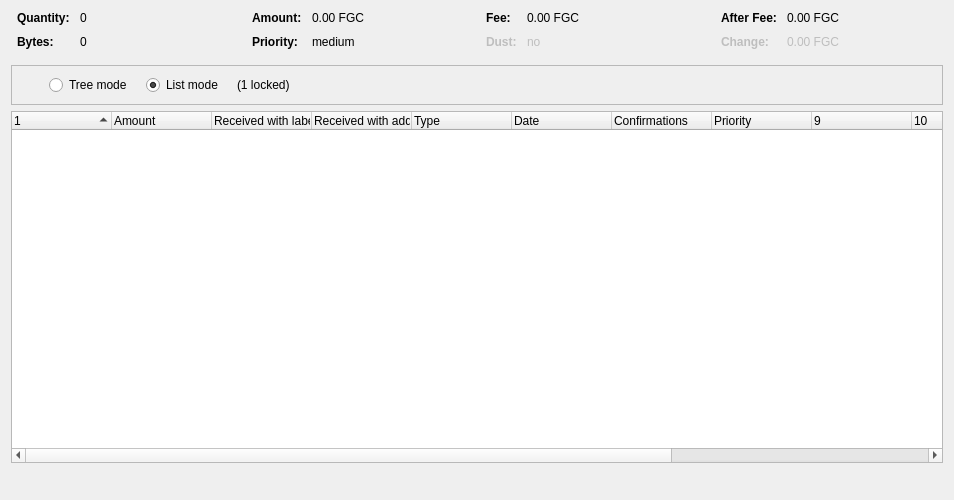
Old version of the form src/qt/forms/coincontroldialog.ui in the repository FantasyGold/FantasyGold-Core.
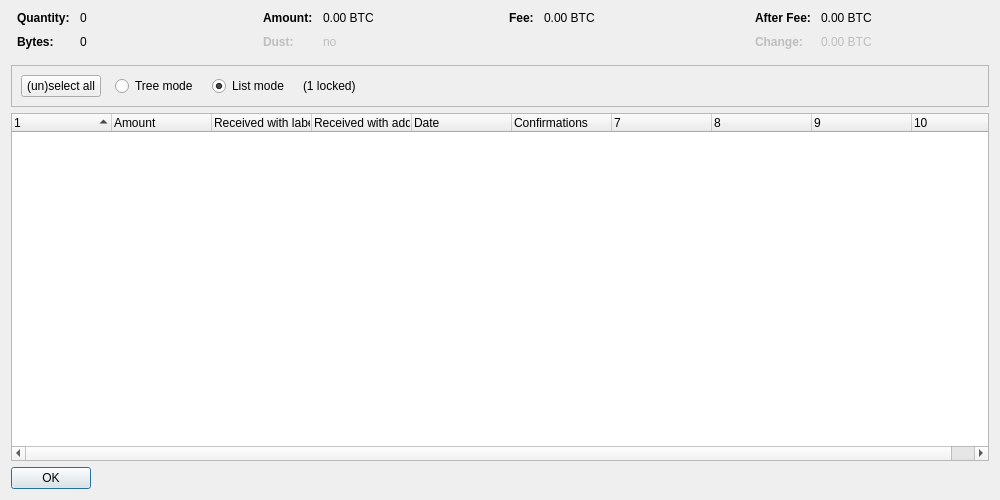
New version of the form. Custom widgets are drawn as their Qt base class.

```diff
--- a/src/qt/forms/coincontroldialog.ui
+++ b/src/qt/forms/coincontroldialog.ui
@@ -6,7 +6,7 @@
    <rect>
     <x>0</x>
     <y>0</y>
-    <width>954</width>
+    <width>1000</width>
     <height>500</height>
    </rect>
   </property>
@@ -132,7 +132,7 @@
           <enum>Qt::ActionsContextMenu</enum>
          </property>
          <property name="text">
-          <string notr="true">0.00 FGC</string>
+          <string notr="true">0.00 BTC</string>
          </property>
          <property name="textInteractionFlags">
           <set>Qt::LinksAccessibleByMouse|Qt::TextSelectableByKeyboard|Qt::TextSelectableByMouse</set>
@@ -140,7 +140,10 @@
         </widget>
        </item>
        <item row="1" column="0">
-        <widget class="QLabel" name="labelCoinControlPriorityText">
+        <widget class="QLabel" name="labelCoinControlLowOutputText">
+         <property name="enabled">
+          <bool>false</bool>
+         </property>
          <property name="font">
           <font>
            <weight>75</weight>
@@ -148,12 +151,15 @@
           </font>
          </property>
          <property name="text">
-          <string>Priority:</string>
+          <string>Dust:</string>
          </property>
         </widget>
        </item>
        <item row="1" column="1">
-        <widget class="QLabel" name="labelCoinControlPriority">
+        <widget class="QLabel" name="labelCoinControlLowOutput">
+         <property name="enabled">
+          <bool>false</bool>
+         </property>
          <property name="cursor">
           <cursorShape>IBeamCursor</cursorShape>
          </property>
@@ -161,7 +167,7 @@
           <enum>Qt::ActionsContextMenu</enum>
          </property>
          <property name="text">
-          <string>medium</string>
+          <string notr="true">no</string>
          </property>
          <property name="textInteractionFlags">
           <set>Qt::LinksAccessibleByMouse|Qt::TextSelectableByKeyboard|Qt::TextSelectableByMouse</set>
@@ -206,42 +212,7 @@
           <enum>Qt::ActionsContextMenu</enum>
          </property>
          <property name="text">
-          <string notr="true">0.00 FGC</string>
-         </property>
-         <property name="textInteractionFlags">
-          <set>Qt::LinksAccessibleByMouse|Qt::TextSelectableByKeyboard|Qt::TextSelectableByMouse</set>
-         </property>
-        </widget>
-       </item>
-       <item row="1" column="0">
-        <widget class="QLabel" name="labelCoinControlLowOutputText">
-         <property name="enabled">
-          <bool>false</bool>
-         </property>
-         <property name="font">
-          <font>
-           <weight>75</weight>
-           <bold>true</bold>
-          </font>
-         </property>
-         <property name="text">
-          <string>Dust:</string>
-         </property>
-        </widget>
-       </item>
-       <item row="1" column="1">
-        <widget class="QLabel" name="labelCoinControlLowOutput">
-         <property name="enabled">
-          <bool>false</bool>
-         </property>
-         <property name="cursor">
-          <cursorShape>IBeamCursor</cursorShape>
-         </property>
-         <property name="contextMenuPolicy">
-          <enum>Qt::ActionsContextMenu</enum>
-         </property>
-         <property name="text">
-          <string>no</string>
+          <string notr="true">0.00 BTC</string>
          </property>
          <property name="textInteractionFlags">
           <set>Qt::LinksAccessibleByMouse|Qt::TextSelectableByKeyboard|Qt::TextSelectableByMouse</set>
@@ -286,7 +257,7 @@
           <enum>Qt::ActionsContextMenu</enum>
          </property>
          <property name="text">
-          <string notr="true">0.00 FGC</string>
+          <string notr="true">0.00 BTC</string>
          </property>
          <property name="textInteractionFlags">
           <set>Qt::LinksAccessibleByMouse|Qt::TextSelectableByKeyboard|Qt::TextSelectableByMouse</set>
@@ -321,7 +292,7 @@
           <enum>Qt::ActionsContextMenu</enum>
          </property>
          <property name="text">
-          <string notr="true">0.00 FGC</string>
+          <string notr="true">0.00 BTC</string>
          </property>
          <property name="textInteractionFlags">
           <set>Qt::LinksAccessibleByMouse|Qt::TextSelectableByKeyboard|Qt::TextSelectableByMouse</set>
@@ -348,12 +319,12 @@
      </property>
      <layout class="QHBoxLayout" name="horizontalLayout">
       <item>
-       <layout class="QHBoxLayout" name="horizontalLayoutPanel" stretch="0,0,0,0,0,0">
+       <layout class="QHBoxLayout" name="horizontalLayoutPanel" stretch="0,0,0,0,0">
         <property name="spacing">
          <number>14</number>
         </property>
         <item>
-         <widget class="QtMaterialFlatButton" name="pushButtonSelectAll" native="true">
+         <widget class="QPushButton" name="pushButtonSelectAll">
           <property name="sizePolicy">
            <sizepolicy hsizetype="Maximum" vsizetype="Fixed">
             <horstretch>0</horstretch>
@@ -363,23 +334,7 @@
           <property name="text" stdset="0">
            <string>(un)select all</string>
           </property>
-          <property name="autoDefault" stdset="0">
-           <bool>false</bool>
-          </property>
-         </widget>
-        </item>
-        <item>
-         <widget class="QtMaterialFlatButton" name="pushButtonToggleLock" native="true">
-          <property name="sizePolicy">
-           <sizepolicy hsizetype="Maximum" vsizetype="Fixed">
-            <horstretch>0</horstretch>
-            <verstretch>0</verstretch>
-           </sizepolicy>
-          </property>
-          <property name="text" stdset="0">
-           <string>toggle lock state</string>
-          </property>
-          <property name="autoDefault" stdset="0">
+          <property name="autoDefault">
            <bool>false</bool>
           </property>
          </widget>
@@ -447,7 +402,7 @@
       <bool>false</bool>
      </property>
      <property name="columnCount">
-      <number>13</number>
+      <number>10</number>
      </property>
      <attribute name="headerShowSortIndicator" stdset="0">
       <bool>true</bool>
@@ -477,11 +432,6 @@
      </column>
      <column>
       <property name="text">
-	<string>Type</string>
-      </property>
-     </column>
-     <column>
-      <property name="text">	 
        <string>Date</string>
       </property>
      </column>
@@ -493,16 +443,6 @@
        <string>Confirmed</string>
       </property>
      </column>
-     <column>
-      <property name="text">
-       <string>Priority</string>
-      </property>
-     </column>
-     <column>
-      <property name="text">
-       <string/>
-      </property>
-     </column>
      <column>
       <property name="text">
        <string/>
@@ -526,37 +466,20 @@
     </widget>
    </item>
    <item>
-    <layout class="QHBoxLayout" name="horizontalLayout_2">
-     <item>
-      <spacer name="horizontalSpacer_2">
-       <property name="orientation">
-        <enum>Qt::Horizontal</enum>
-       </property>
-       <property name="sizeType">
-        <enum>QSizePolicy::Expanding</enum>
-       </property>
-       <property name="sizeHint" stdset="0">
-        <size>
-         <width>40</width>
-         <height>20</height>
-        </size>
-       </property>
-      </spacer>
-     </item>
-     <item>
-      <widget class="QtMaterialFlatButton" name="selectButton" native="true">
-       <property name="sizePolicy">
-        <sizepolicy hsizetype="Preferred" vsizetype="Preferred">
-         <horstretch>0</horstretch>
-         <verstretch>0</verstretch>
-        </sizepolicy>
-       </property>
-	    <property name="text" stdset="0">
-        <string>OK</string>
-       </property>
-      </widget>
-     </item>
-    </layout>
+    <widget class="QDialogButtonBox" name="buttonBox">
+     <property name="sizePolicy">
+      <sizepolicy hsizetype="Maximum" vsizetype="Fixed">
+       <horstretch>0</horstretch>
+       <verstretch>0</verstretch>
+      </sizepolicy>
+     </property>
+     <property name="orientation">
+      <enum>Qt::Horizontal</enum>
+     </property>
+     <property name="standardButtons">
+      <set>QDialogButtonBox::Ok</set>
+     </property>
+    </widget>
    </item>
   </layout>
  </widget>
@@ -564,12 +487,7 @@
   <customwidget>
    <class>CoinControlTreeWidget</class>
    <extends>QTreeWidget</extends>
-   <header>coincontroltreewidget.h</header>
-  </customwidget>
-  <customwidget>
-   <class>QtMaterialFlatButton</class>
-   <extends>QWidget</extends>
-   <header>qtmaterialflatbutton.h</header>
+   <header>qt/coincontroltreewidget.h</header>
   </customwidget>
  </customwidgets>
  <resources/>
```
Left out of the diff: 4 changed lines with no effect on the pictures.
